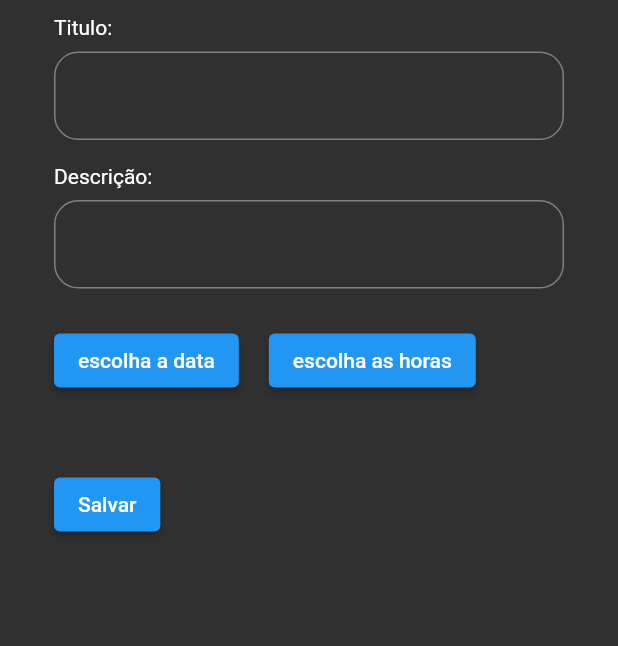
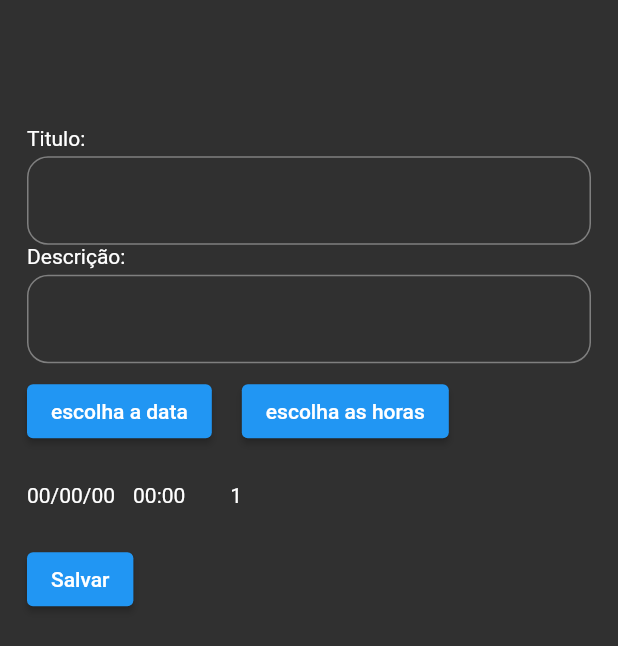
Before and after one commit to ViniPortoDev/clean_arch_to-do_app, a Flutter app: the NewTaskWidget widget shown alone on an empty page, opened directly with empty values, on a phone screen of 412 x 824 dp. Shown: the top 646 px of the screen. Run offline on Flutter 3.47's test engine with Material 2 defaults, Android fonts, the phone set to English and light mode, and no system bars; our stand-ins replace line_icons, shared_preferences; accounts and stored records are empty; network calls fail.

Commit message:
refatorando metodos de horarios e datas

```diff
--- a/app/lib/src/controller/controller.dart
+++ b/app/lib/src/controller/controller.dart
@@ -12,24 +12,42 @@ class Controller extends ChangeNotifier {
   final formKey = GlobalKey<FormState>();
   TextEditingController titleTaskController = TextEditingController();
   TextEditingController descriptionTaskController = TextEditingController();
-
   TimeOfDay timeOfDay = TimeOfDay.now();
   DateTime dateTime = DateTime.now();
-
   DateTime? newDate;
   TimeOfDay? newTime;
+  bool visibility = false;
 
-  List<double> altura = [355, 350, 345];
-  List<bool> isOpen = [true, true, true];
-
-  // List<TaskModel> newList = [];
   String formatedDate() {
-    return '${dateTime.day}/${dateTime.month}/${dateTime.year}';
+    return '${newDate?.day ?? '00'}/${newDate?.month ?? '00'}/${newDate?.year ?? '00'}';
   }
 
   String formatedTime() {
-    return '${timeOfDay.hour}:${timeOfDay.minute}';
+    return '${newTime?.hour ?? '00'}:${newTime?.minute ?? '00'}';
   }
+
+  String validatorTask() {
+    if (newDate != null && newTime != null) {
+      if (newDate!.day == DateTime.now().day &&
+          newDate!.month == DateTime.now().month &&
+          newDate!.year == DateTime.now().year) {
+        if (newTime!.hour <= TimeOfDay.now().hour) {
+          if  (newTime!.minute < TimeOfDay.now().minute) {
+            return 'Insira uma data futura';
+          }
+          return '2';
+        }
+      }
+    }
+    return '1';
+  }
+
+  // void cleanFields() {
+  //   titleTaskController.clear();
+  //   descriptionTaskController.clear();
+  //   timeOfDay = TimeOfDay.now();
+  //   dateTime = DateTime.now();
+  // }
 
   IconData getIcon(ChatFilterModel chatIcons) {
     switch (chatIcons.chatIcons) {
@@ -42,32 +60,6 @@ class Controller extends ChangeNotifier {
       case ChatIcons.bookmark:
         return Icons.bookmark_border;
     }
-  }
-
-  bool showInitialDate(DateTime dateTime) {
-    if (dateTime.day == DateTime.now().day &&
-        dateTime.month == DateTime.now().month &&
-        dateTime.year == DateTime.now().year) {
-      return false;
-    } else {
-      return true;
-    }
-  }
-
-  bool showInitialTime(TimeOfDay timeOfDay) {
-    if (timeOfDay.hour == TimeOfDay.now().hour &&
-        timeOfDay.minute == TimeOfDay.now().minute) {
-      return false;
-    } else {
-      return true;
-    }
-  }
-
-  void cleanFields() {
-    titleTaskController.clear();
-    descriptionTaskController.clear();
-    timeOfDay = TimeOfDay.now();
-    dateTime = DateTime.now();
   }
 
   // String overueTask(String dateAndTime) {
@@ -96,6 +88,7 @@ class Controller extends ChangeNotifier {
 
   Future<void> addTask() async {
     // final tasksLoaded = prefsService.loadTask();
+    if (formKey.currentState!.validate()) {
       taskMock.taskList.add(
         TaskModel(
           title: titleTaskController.text,
@@ -112,3 +105,4 @@ class Controller extends ChangeNotifier {
       notifyListeners();
     }
   }
+}
--- a/app/lib/src/pages/info_page.dart
+++ b/app/lib/src/pages/info_page.dart
@@ -9,7 +9,6 @@ import 'package:design_system/source/widgets/profile_components/profile_containe
 import 'package:design_system/source/widgets/task/todo_widget.dart';
 import 'package:flutter/material.dart';
 import '../../service/prefs_service.dart';
-
 
 class InfoPage extends StatefulWidget {
   const InfoPage({Key? key}) : super(key: key);
@@ -116,8 +115,6 @@ class _InfoPageState extends State<InfoPage> {
   }
 }
 
-
-
 class NewTaskWidget extends StatefulWidget {
   final Controller controller;
 
@@ -140,22 +137,22 @@ class _NewTaskWidgetState extends State<NewTaskWidget> {
     final size = MediaQuery.of(context).size;
 
     return SizedBox(
-      height: size.width * 0.9,
+      height: size.width * 1.2,
       child: Form(
         key: widget.controller.formKey,
         child: Padding(
-          padding: const EdgeInsets.symmetric(horizontal: 36),
+          padding: const EdgeInsets.symmetric(horizontal: 18),
           child: Column(
             mainAxisAlignment: MainAxisAlignment.center,
             crossAxisAlignment: CrossAxisAlignment.start,
             children: [
               const Text('Titulo:'),
-              const SizedBox(height: 8),
+              const SizedBox(height: 4),
               TextFormField(
                 decoration: const InputDecoration(
                   border: OutlineInputBorder(
                     borderRadius: BorderRadius.all(
-                      Radius.circular(16),
+                      Radius.circular(14),
                     ),
                   ),
                 ),
@@ -167,9 +164,8 @@ class _NewTaskWidgetState extends State<NewTaskWidget> {
                   return null;
                 },
               ),
-              const SizedBox(height: 16),
               const Text('Descrição:'),
-              const SizedBox(height: 8),
+              const SizedBox(height: 4),
               TextFormField(
                 controller: widget.controller.descriptionTaskController,
                 validator: (value) {
@@ -181,15 +177,16 @@ class _NewTaskWidgetState extends State<NewTaskWidget> {
                 decoration: const InputDecoration(
                   border: OutlineInputBorder(
                     borderRadius: BorderRadius.all(
-                      Radius.circular(16),
+                      Radius.circular(14),
                     ),
                   ),
                 ),
               ),
-              const SizedBox(height: 24),
+              const SizedBox(height: 8),
               Row(
                 children: [
                   ElevatedButton(
+                    child: const Text('escolha a data'),
                     onPressed: () async {
                       widget.controller.newDate = await showDatePicker(
                         context: context,
@@ -204,10 +201,10 @@ class _NewTaskWidgetState extends State<NewTaskWidget> {
                         });
                       }
                     },
-                    child: const Text('escolha a data'),
                   ),
                   const SizedBox(width: 20),
                   ElevatedButton(
+                    child: const Text('escolha as horas'),
                     onPressed: () async {
                       widget.controller.newTime = await showTimePicker(
                         context: context,
@@ -220,43 +217,31 @@ class _NewTaskWidgetState extends State<NewTaskWidget> {
                         });
                       }
                     },
-                    child: const Text('escolha as horas'),
                   )
                 ],
               ),
               const SizedBox(height: 24),
               Row(
                 children: [
-                  Visibility(
-                    visible: widget.controller
-                        .showInitialDate(widget.controller.dateTime),
-                    child: Text(
-                      widget.controller.formatedDate(),
-                    ),
-                  ),
+                  Text(widget.controller.formatedDate()),
                   const SizedBox(width: 12),
-                  Visibility(
-                    visible: widget.controller
-                        .showInitialTime(widget.controller.timeOfDay),
-                    child: Text(widget.controller.formatedTime()),
-                  ),
+                  Text(widget.controller.formatedTime()),
+                  const SizedBox(width: 30),
+                  Text(widget.controller.validatorTask())
                 ],
               ),
               const SizedBox(height: 24),
               ElevatedButton(
                 child: const Text('Salvar'),
                 onPressed: () {
-                  if (widget.controller.formKey.currentState!.validate()) {
-                    widget.controller.addTask();
-                    widget.controller.cleanFields();
-                    Navigator.pop(context);
                   ScaffoldMessenger.of(context).showSnackBar(
                     const SnackBar(
                       content: Text('Adicionando tarefa...'),
                       duration: Duration(seconds: 2),
                     ),
                   );
-                  }
+                  // widget.controller.cleanFields();
+                  widget.controller.addTask();
                 },
               ),
             ],
--- a/design_system/lib/source/widgets/text_fields/send_message_widget.dart
+++ b/design_system/lib/source/widgets/text_fields/send_message_widget.dart
@@ -4,7 +4,11 @@ import 'package:flutter/material.dart';
 class SendMessageWidget extends StatelessWidget {
   final double? height;
   final double? width;
-  const SendMessageWidget({Key? key, this.height, this.width,}) : super(key: key);
+  const SendMessageWidget({
+    Key? key,
+    this.height,
+    this.width,
+  }) : super(key: key);
 
   @override
   Widget build(BuildContext context) {
```
Lines whose indentation alone changed are shown as unchanged.
